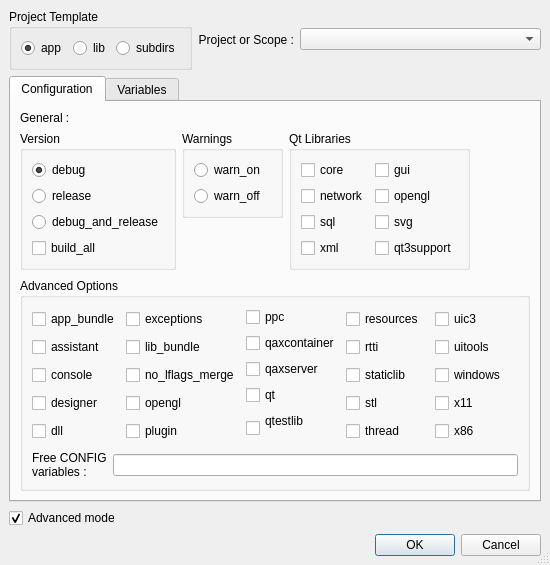
google-code-export/qdevelop, file ui/projectpropertie.ui: the form before one commit.
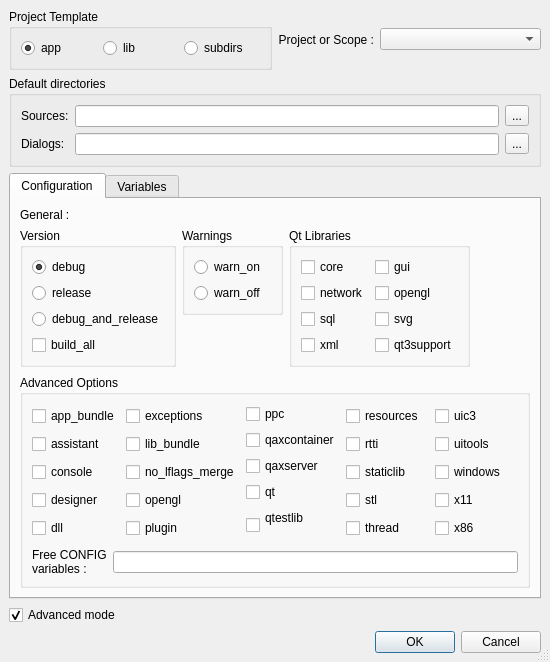
The form after the commit. Icons and pictures are not drawn.

Commit message: - Fixe issue NN : In project file, all variables (except TARGET) are written with "+=" operator and not "+". - Add two project variables : sources and dialog directories. Now when the user add a new file or subclass, the default directory is used. These variables can be modified in "Project properties".

What changed in the file:
```diff
--- a/ui/projectpropertie.ui
+++ b/ui/projectpropertie.ui
@@ -9,7 +9,7 @@
     <x>0</x>
     <y>0</y>
     <width>550</width>
-    <height>565</height>
+    <height>656</height>
    </rect>
   </property>
   <property name="sizePolicy" >
@@ -36,7 +36,152 @@
    <property name="spacing" >
     <number>6</number>
    </property>
+   <item row="0" column="0" >
+    <layout class="QHBoxLayout" >
+     <property name="margin" >
+      <number>0</number>
+     </property>
+     <property name="spacing" >
+      <number>6</number>
+     </property>
+     <item>
+      <widget class="QGroupBox" name="projectTemplate" >
+       <property name="sizePolicy" >
+        <sizepolicy>
+         <hsizetype>5</hsizetype>
+         <vsizetype>5</vsizetype>
+         <horstretch>0</horstretch>
+         <verstretch>0</verstretch>
+        </sizepolicy>
+       </property>
+       <property name="title" >
+        <string>Project Template</string>
+       </property>
+       <layout class="QGridLayout" >
+        <property name="margin" >
+         <number>9</number>
+        </property>
+        <property name="spacing" >
+         <number>6</number>
+        </property>
+        <item row="0" column="0" >
+         <widget class="QRadioButton" name="app" >
+          <property name="text" >
+           <string>app</string>
+          </property>
+          <property name="checked" >
+           <bool>true</bool>
+          </property>
+         </widget>
+        </item>
+        <item row="0" column="1" >
+         <widget class="QRadioButton" name="lib" >
+          <property name="text" >
+           <string>lib</string>
+          </property>
+         </widget>
+        </item>
+        <item row="0" column="2" >
+         <widget class="QRadioButton" name="subdirs" >
+          <property name="text" >
+           <string>subdirs</string>
+          </property>
+         </widget>
+        </item>
+       </layout>
+      </widget>
+     </item>
+     <item>
+      <layout class="QHBoxLayout" >
+       <property name="margin" >
+        <number>0</number>
+       </property>
+       <property name="spacing" >
+        <number>6</number>
+       </property>
+       <item>
+        <widget class="QLabel" name="labelPortee" >
+         <property name="sizePolicy" >
+          <sizepolicy>
+           <hsizetype>4</hsizetype>
+           <vsizetype>5</vsizetype>
+           <horstretch>0</horstretch>
+           <verstretch>0</verstretch>
+          </sizepolicy>
+         </property>
+         <property name="text" >
+          <string>Project or Scope :</string>
+         </property>
+         <property name="alignment" >
+          <set>Qt::AlignRight|Qt::AlignTrailing|Qt::AlignVCenter</set>
+         </property>
+        </widget>
+       </item>
+       <item>
+        <widget class="QComboBox" name="comboScope" />
+       </item>
+      </layout>
+     </item>
+    </layout>
+   </item>
    <item row="1" column="0" >
+    <widget class="QGroupBox" name="groupBox" >
+     <property name="sizePolicy" >
+      <sizepolicy>
+       <hsizetype>7</hsizetype>
+       <vsizetype>5</vsizetype>
+       <horstretch>0</horstretch>
+       <verstretch>0</verstretch>
+      </sizepolicy>
+     </property>
+     <property name="title" >
+      <string>Default directories</string>
+     </property>
+     <layout class="QGridLayout" >
+      <property name="margin" >
+       <number>9</number>
+      </property>
+      <property name="spacing" >
+       <number>6</number>
+      </property>
+      <item row="1" column="0" >
+       <widget class="QLabel" name="label_3" >
+        <property name="text" >
+         <string>Dialogs:</string>
+        </property>
+       </widget>
+      </item>
+      <item row="1" column="1" >
+       <widget class="QLineEdit" name="uiDirectory" />
+      </item>
+      <item row="1" column="2" >
+       <widget class="QToolButton" name="uiDirectoryButton" >
+        <property name="text" >
+         <string>...</string>
+        </property>
+       </widget>
+      </item>
+      <item row="0" column="2" >
+       <widget class="QToolButton" name="srcDirectoryButton" >
+        <property name="text" >
+         <string>...</string>
+        </property>
+       </widget>
+      </item>
+      <item row="0" column="1" >
+       <widget class="QLineEdit" name="srcDirectory" />
+      </item>
+      <item row="0" column="0" >
+       <widget class="QLabel" name="label_6" >
+        <property name="text" >
+         <string>Sources:</string>
+        </property>
+       </widget>
+      </item>
+     </layout>
+    </widget>
+   </item>
+   <item row="2" column="0" >
     <widget class="QTabWidget" name="tab" >
      <property name="sizePolicy" >
       <sizepolicy>
@@ -876,94 +1021,6 @@
      </widget>
     </widget>
    </item>
-   <item row="0" column="0" >
-    <layout class="QHBoxLayout" >
-     <property name="margin" >
-      <number>0</number>
-     </property>
-     <property name="spacing" >
-      <number>6</number>
-     </property>
-     <item>
-      <widget class="QGroupBox" name="projectTemplate" >
-       <property name="sizePolicy" >
-        <sizepolicy>
-         <hsizetype>4</hsizetype>
-         <vsizetype>5</vsizetype>
-         <horstretch>0</horstretch>
-         <verstretch>0</verstretch>
-        </sizepolicy>
-       </property>
-       <property name="title" >
-        <string>Project Template</string>
-       </property>
-       <layout class="QGridLayout" >
-        <property name="margin" >
-         <number>9</number>
-        </property>
-        <property name="spacing" >
-         <number>6</number>
-        </property>
-        <item row="0" column="2" >
-         <widget class="QRadioButton" name="subdirs" >
-          <property name="text" >
-           <string>subdirs</string>
-          </property>
-         </widget>
-        </item>
-        <item row="0" column="1" >
-         <widget class="QRadioButton" name="lib" >
-          <property name="text" >
-           <string>lib</string>
-          </property>
-         </widget>
-        </item>
-        <item row="0" column="0" >
-         <widget class="QRadioButton" name="app" >
-          <property name="text" >
-           <string>app</string>
-          </property>
-          <property name="checked" >
-           <bool>true</bool>
-          </property>
-         </widget>
-        </item>
-       </layout>
-      </widget>
-     </item>
-     <item>
-      <widget class="QLabel" name="labelPortee" >
-       <property name="sizePolicy" >
-        <sizepolicy>
-         <hsizetype>4</hsizetype>
-         <vsizetype>5</vsizetype>
-         <horstretch>0</horstretch>
-         <verstretch>0</verstretch>
-        </sizepolicy>
-       </property>
-       <property name="text" >
-        <string>Project or Scope :</string>
-       </property>
-       <property name="alignment" >
-        <set>Qt::AlignRight|Qt::AlignTrailing|Qt::AlignVCenter</set>
-       </property>
-      </widget>
-     </item>
-     <item>
-      <widget class="QComboBox" name="comboScope" />
-     </item>
-    </layout>
-   </item>
-   <item row="2" column="0" >
-    <widget class="QCheckBox" name="advancedMode" >
-     <property name="text" >
-      <string>Advanced mode</string>
-     </property>
-     <property name="checked" >
-      <bool>true</bool>
-     </property>
-    </widget>
-   </item>
    <item row="4" column="0" >
     <layout class="QHBoxLayout" >
      <property name="margin" >
@@ -1011,6 +1068,16 @@
      </item>
     </layout>
    </item>
+   <item row="3" column="0" >
+    <widget class="QCheckBox" name="advancedMode" >
+     <property name="text" >
+      <string>Advanced mode</string>
+     </property>
+     <property name="checked" >
+      <bool>true</bool>
+     </property>
+    </widget>
+   </item>
   </layout>
  </widget>
  <pixmapfunction></pixmapfunction>
```
Left out of the diff: 4 changed lines with no effect on the pictures. The commit also changes 12 other files.
